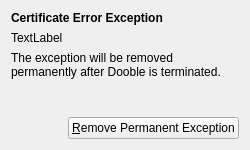
textbrowser/dooble, file 2.x/UI/dooble_certificate_exceptions_menu_widget.ui: the form before one commit.
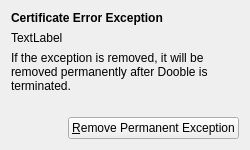
The form after the commit.

Commit message: New label text.

The edit to the form file:
```diff
--- a/2.x/UI/dooble_certificate_exceptions_menu_widget.ui
+++ b/2.x/UI/dooble_certificate_exceptions_menu_widget.ui
@@ -40,7 +40,7 @@
    <item>
     <widget class="QLabel" name="label_2">
      <property name="text">
-      <string>The exception will be removed permanently after Dooble is terminated.</string>
+      <string>If the exception is removed, it will be removed permanently after Dooble is terminated.</string>
      </property>
      <property name="wordWrap">
       <bool>true</bool>
```
